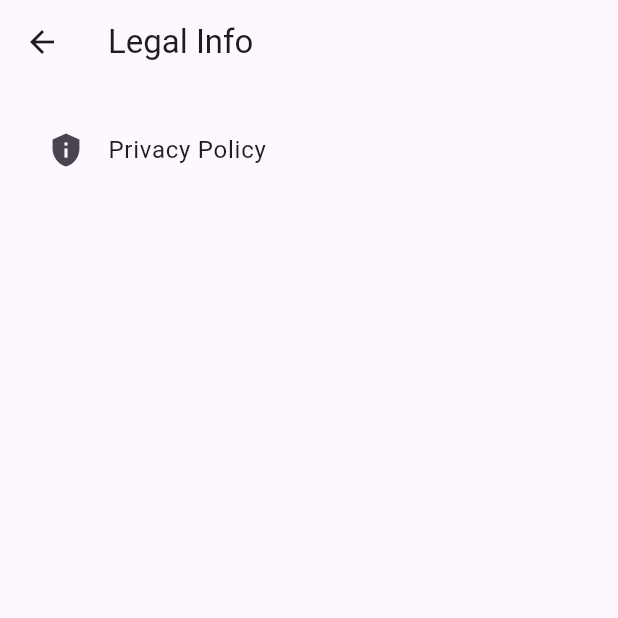
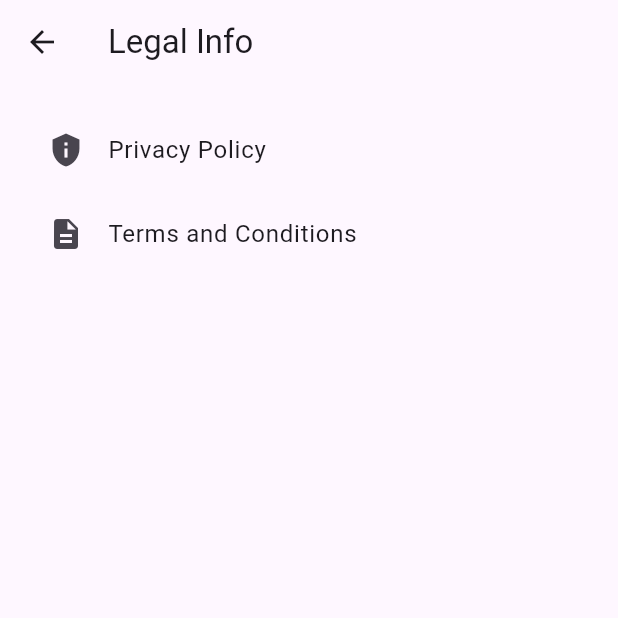
Before and after one commit to Ivan-6332/FreshtrackSL, a Flutter app: the LegalInfoScreen screen opened directly, on a phone screen of 412 x 824 dp, the top half of it. Run offline on Flutter 3.47's test engine with Material 3 defaults, Android fonts, the phone set to English and light mode, and no system bars.

Commit message:
Added Terms & Conditions link to legal_info

```diff
--- a/Frontend/lib/screens/settings/legal_info.dart
+++ b/Frontend/lib/screens/settings/legal_info.dart
@@ -24,8 +24,12 @@ class LegalInfoScreen extends StatelessWidget {
             leading: const Icon(Icons.privacy_tip),
             title: const Text('Privacy Policy'),
             onTap: () => _launchURL('https://your-privacy-policy-url.com'),
-          )
-          // add T&C link here
+          ),
+          ListTile(
+            leading: const Icon(Icons.description),
+            title: const Text('Terms and Conditions'),
+            onTap: () => _launchURL('https://your-terms-url.com'),
+          ),
         ],
       ),
     );
```
